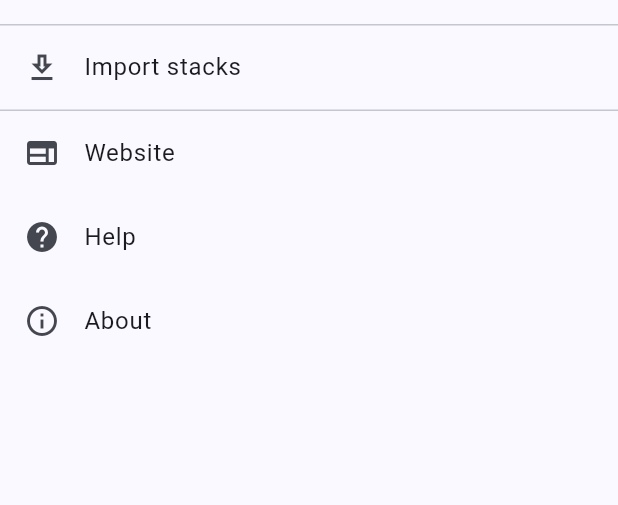
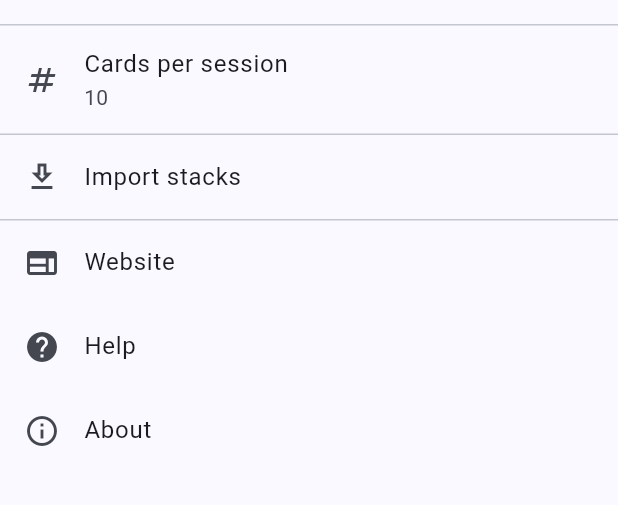
Before and after one commit to krille-chan/simple-flashcards, a Flutter app: the screen it shows after launch, after a tap on the "settings" icon, on a phone screen of 412 x 824 dp, the part 300-805 px from its top. Run offline on Flutter 3.47's test engine with Material 2 defaults, Android fonts, the phone set to English and light mode, and no system bars; drawn by our look-alikes of dynamic_color; our stand-ins replace adaptive_dialog, emoji_picker_flutter, hive_flutter, package_info, shared_preferences; missing offline and left inert: fast_csv, file_picker_cross; accounts and stored records are empty; generated files the repository leaves out were written again.

Commit message:
feat: Set number of cards per session

```diff
--- a/assets/l10n/intl_en.arb
+++ b/assets/l10n/intl_en.arb
@@ -53,5 +53,6 @@
     "known": "Known 👉",
     "notKnown": "👈 Not known",
     "save": "Save",
-    "stack": "Stack"
+    "stack": "Stack",
+    "cardsPerSession": "Cards per session"
 }
--- /dev/null
+++ b/lib/config/settings_keys.dart
@@ -0,0 +1,4 @@
+abstract class SettingsKeys {
+  static const String cardsPerSessionKey = 'cards_per_session';
+  static const int defaultCardsPerSessionKey = 10;
+}
--- a/lib/models/simple_flashcards.dart
+++ b/lib/models/simple_flashcards.dart
@@ -7,6 +7,7 @@ import 'package:fast_csv/fast_csv.dart' as csv;
 import 'package:file_picker_cross/file_picker_cross.dart';
 import 'package:hive_flutter/hive_flutter.dart';
 import 'package:provider/provider.dart';
+import 'package:shared_preferences/shared_preferences.dart';
 
 import 'package:simple_flashcards/config/app_constants.dart';
 import 'card_stack.dart';
@@ -14,13 +15,15 @@ import 'flash_card.dart';
 
 class SimpleFlashcards {
   final Box stacksBox;
+  final SharedPreferences preferences;
 
-  SimpleFlashcards(this.stacksBox);
+  SimpleFlashcards(this.stacksBox, this.preferences);
 
   static Future<SimpleFlashcards> init() async {
     await Hive.initFlutter();
     final box = await Hive.openBox(AppConstants.dbName);
-    return SimpleFlashcards(box);
+    final preferences = await SharedPreferences.getInstance();
+    return SimpleFlashcards(box, preferences);
   }
 
   Widget builder(BuildContext context, Widget? child) => Provider(
--- a/lib/pages/settings/settings_page_view.dart
+++ b/lib/pages/settings/settings_page_view.dart
@@ -2,6 +2,8 @@ import 'package:flutter/material.dart';
 
 import 'package:flutter_gen/gen_l10n/l10n.dart';
 
+import 'package:simple_flashcards/config/settings_keys.dart';
+import 'package:simple_flashcards/models/simple_flashcards.dart';
 import 'package:simple_flashcards/pages/settings/settings_page.dart';
 
 class SettingsPageView extends StatelessWidget {
@@ -23,6 +25,17 @@ class SettingsPageView extends StatelessWidget {
               height: 128,
             ),
           )),
+          const Divider(height: 1),
+          ListTile(
+            leading: const Icon(Icons.numbers_outlined),
+            title: Text(L10n.of(context)!.cardsPerSession),
+            subtitle: Text((SimpleFlashcards.of(context)
+                        .preferences
+                        .getInt(SettingsKeys.cardsPerSessionKey) ??
+                    SettingsKeys.defaultCardsPerSessionKey)
+                .toString()),
+            onTap: controller.setCardsPerSession,
+          ),
           const Divider(height: 1),
           ListTile(
             leading: const Icon(Icons.download_outlined),
--- a/pubspec.yaml
+++ b/pubspec.yaml
@@ -20,6 +20,7 @@ dependencies:
   dynamic_color: ^1.4.0
   fast_csv: ^0.1.44
   emoji_picker_flutter: ^1.3.1
+  shared_preferences: ^2.0.15
 
 dev_dependencies:
   flutter_test:
```
Also changed, not shown: lib/pages/settings/settings_page.dart (+29 -0 lines), lib/pages/stack/stack_page.dart (+6 -1 lines), pubspec.lock.
